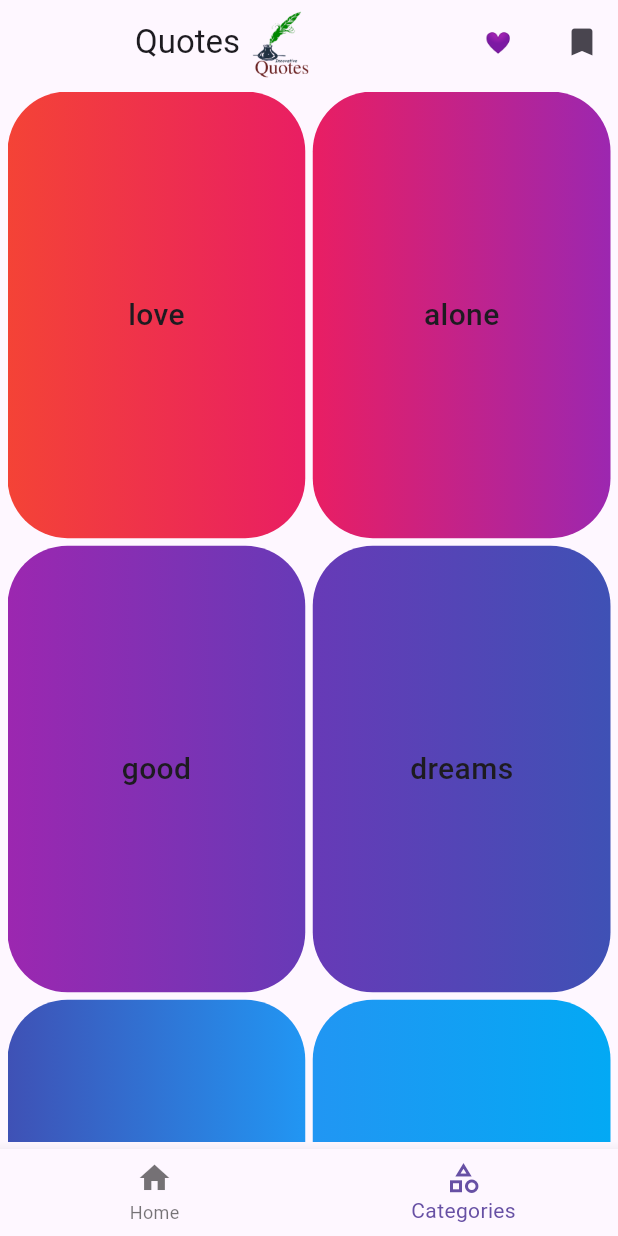
After one commit to omtrivedi110/quotes_app, a Flutter app: the screen it shows after launch, swiped to page 2, on a phone screen of 412 x 824 dp. The commit adds this screen. Run offline on Flutter 3.47's test engine with Material 2 defaults, Android fonts, the phone set to English and light mode, and no system bars; our stand-ins replace animated_splash_screen, flutter_tts, get, get_storage, shared_preferences, sqflite and 1 more; accounts and stored records are empty; network calls fail.

Commit message:
OT | "new package used"

```diff
--- a/lib/controller/api_controller.dart
+++ b/lib/controller/api_controller.dart
@@ -4,14 +4,23 @@ import 'package:db_miner/helpers/api_helper.dart';
 import 'package:db_miner/helpers/db_helper.dart';
 import 'package:db_miner/modal/api_modal.dart';
 import 'package:db_miner/modal/likedmodal.dart';
+import 'package:flutter/cupertino.dart';
 import 'package:get/get.dart';
 
 class ApiController extends GetxController {
   RxList<ApiModal> quote = <ApiModal>[].obs;
 
+  RxInt index = (-1).obs;
+
+  RxList<String> allcategories = <String>[].obs;
+
   RxList<ApiModal> savedquote = <ApiModal>[].obs;
 
   RxList<LikeModal> likedquote = <LikeModal>[].obs;
+
+  PageController pageController = PageController();
+
+  RxInt pageindex = 0.obs;
 
   List<String> categories = [
     "love",
@@ -32,6 +41,12 @@ class ApiController extends GetxController {
     getApi();
   }
 
+  changePage({required int index2}) {
+    pageController.animateToPage(index2,
+        duration: const Duration(milliseconds: 600), curve: Curves.ease);
+    pageindex(index2);
+  }
+
   insertSaved(
       {required String quotes,
       required String category,
@@ -46,12 +61,10 @@ class ApiController extends GetxController {
       {required String quotes,
       required String category,
       required String author}) async {
-    int a = await DBHelper.dbHelper
+    await DBHelper.dbHelper
         .addliked(quotes: quotes, category: category, author: author);
-    log("$a");
-    a == 1
-        ? Get.snackbar("Updated", "Liked !!")
-        : Get.snackbar("Sorry", "We will fix IT");
+
+    Get.snackbar("Updated", "Liked !!");
   }
 
   getLiked() async {
--- a/lib/helpers/db_helper.dart
+++ b/lib/helpers/db_helper.dart
@@ -1,7 +1,6 @@
 import 'dart:developer';
 import 'package:db_miner/modal/api_modal.dart';
 import 'package:db_miner/modal/likedmodal.dart';
-import 'package:get/get.dart';
 import 'package:path/path.dart';
 import 'package:sqflite/sqflite.dart';
 
@@ -77,6 +76,7 @@ class DBHelper {
   Future<List<LikeModal>?> displayLiked() async {
     String sql = "SELECT * FROM $likedTable";
     List data = await database.rawQuery(sql);
+    log(data.toString());
     List<LikeModal> alldata =
         data.map((e) => LikeModal.fromMap(data: e)).toList();
     return alldata;
--- a/lib/modal/likedmodal.dart
+++ b/lib/modal/likedmodal.dart
@@ -1,13 +1,13 @@
 class LikeModal {
-  final int qtLId;
-  final String qtLQuotes;
-  final String qtLCategory;
-  final String qtLauthor;
+  final int Id;
+  final String FaQuotes;
+  final String FaAuthor;
+  final String FaCategory;
 
-  LikeModal(this.qtLId, this.qtLQuotes, this.qtLCategory, this.qtLauthor);
+  LikeModal(this.Id, this.FaQuotes, this.FaAuthor, this.FaCategory);
 
   factory LikeModal.fromMap({required Map data}) {
-    return LikeModal(data['qtLId'], data['qtLQuotes'], data['qtLCategory'],
-        data['qtLauthor']);
+    return LikeModal(
+        data['Id'], data['FaQuotes'], data['FaAuthor'], data['FaCategory']);
   }
 }
--- a/lib/utils/route_utils.dart
+++ b/lib/utils/route_utils.dart
@@ -4,4 +4,5 @@ class MyRoutes {
   static String detail = "/detail";
   static String quotesSaved = "/saved";
   static String likedpage = "/likedpage";
+  static String savedDetail = "/savedDetail";
 }
--- /dev/null
+++ b/lib/views/component/category.dart
@@ -0,0 +1,64 @@
+import 'package:db_miner/controller/api_controller.dart';
+import 'package:flutter/material.dart';
+import 'package:get/get.dart';
+
+class Category extends StatelessWidget {
+  Category({super.key});
+
+  ApiController controller = Get.find<ApiController>();
+
+  @override
+  Widget build(BuildContext context) {
+    return Padding(
+      padding: const EdgeInsets.all(5.0),
+      child: GridView.builder(
+        itemCount: controller.categories.length,
+        gridDelegate: const SliverGridDelegateWithFixedCrossAxisCount(
+          childAspectRatio: 2 / 3,
+          crossAxisCount: 2,
+          mainAxisSpacing: 5,
+          crossAxisSpacing: 5,
+        ),
+        itemBuilder: (context, index) {
+          return Obx(
+            () {
+              return GestureDetector(
+                onTap: () {
+                  controller.index.value = index;
+                  controller.getByCategory(
+                    category: controller.categories[index],
+                  );
+                },
+                child: Container(
+                  alignment: Alignment.center,
+                  decoration: BoxDecoration(
+                    border: Border.all(
+                        color: (controller.index.value == index)
+                            ? Colors.black
+                            : Colors.transparent),
+                    borderRadius: BorderRadius.circular(40),
+                    gradient: (controller.index.value == index)
+                        ? null
+                        : LinearGradient(
+                            colors: [
+                              Colors.primaries[index % 18],
+                              Colors.primaries[(index + 1) % 18],
+                            ],
+                          ),
+                  ),
+                  child: Text(
+                    controller.categories[index],
+                    style: const TextStyle(
+                      fontWeight: FontWeight.w500,
+                      fontSize: 20,
+                    ),
+                  ),
+                ),
+              );
+            },
+          );
+        },
+      ),
+    );
+  }
+}
--- a/lib/views/screens/home.dart
+++ b/lib/views/screens/home.dart
@@ -1,7 +1,8 @@
 import 'package:db_miner/controller/api_controller.dart';
-import 'package:db_miner/modal/api_modal.dart';
 import 'package:db_miner/utils/path_utils.dart';
 import 'package:db_miner/utils/route_utils.dart';
+import 'package:db_miner/views/component/category.dart';
+import 'package:db_miner/views/component/home.dart';
 import 'package:flutter/material.dart';
 import 'package:get/get.dart';
 
@@ -41,57 +42,34 @@ class HomePage extends StatelessWidget {
         ),
         centerTitle: true,
       ),
-      body: Column(
+      body: PageView(
+        onPageChanged: (index) {
+          controller.changePage(index2: index);
+        },
+        controller: controller.pageController,
         children: [
-          SingleChildScrollView(
-            scrollDirection: Axis.horizontal,
-            child: Row(
-              children: List.generate(
-                controller.categories.length,
-                (index) => Padding(
-                  padding: const EdgeInsets.all(3),
-                  child: ElevatedButton(
-                    onPressed: () {
-                      controller.getByCategory(
-                        category: controller.categories[index],
-                      );
-                    },
-                    child: Text(
-                      controller.categories[index],
-                    ),
-                  ),
-                ),
-              ),
-            ),
-          ),
-          Expanded(
-            child: Obx(
-              () {
-                return ListView.builder(
-                  // ignore: invalid_use_of_protected_member
-                  itemCount: controller.quote.value.length,
-                  itemBuilder: (context, index) {
-                    // ignore: invalid_use_of_protected_member
-                    ApiModal apimodal = controller.quote.value[index];
-                    return Card(
-                      child: ListTile(
-                        onTap: () {
-                          Get.toNamed(MyRoutes.detail, arguments: apimodal);
-                        },
-                        title: Text(
-                          apimodal.quote,
-                          maxLines: 2,
-                          overflow: TextOverflow.ellipsis,
-                        ),
-                      ),
-                    );
-                  },
-                );
-              },
-            ),
-          ),
+          Home(),
+          Category(),
         ],
       ),
+      bottomNavigationBar: Obx(() {
+        return BottomNavigationBar(
+          onTap: (index) {
+            controller.changePage(index2: index);
+          },
+          currentIndex: controller.pageindex.value,
+          items: const [
+            BottomNavigationBarItem(
+              icon: Icon(Icons.home),
+              label: "Home",
+            ),
+            BottomNavigationBarItem(
+              icon: Icon(Icons.category_outlined),
+              label: "Categories",
+            ),
+          ],
+        );
+      }),
     );
   }
 }
--- a/pubspec.yaml
+++ b/pubspec.yaml
@@ -40,6 +40,10 @@ dependencies:
   sqflite:
   animated_splash_screen:
   path:
+  get_storage:
+  shared_preferences:
+  flutter_tts: ^3.8.1
+  tcard:
 
 
 dev_dependencies:
```
Also changed, not shown: lib/controller/storagecontroller.dart (added, +24 -0 lines), lib/controller/tts_controller.dart (added, +16 -0 lines), lib/main.dart (+11 -3 lines), lib/views/component/home.dart (added, +59 -0 lines), lib/views/screens/detail_page.dart (+28 -3 lines), lib/views/screens/likedpage.dart (+33 -5 lines), lib/views/screens/login.dart (added, +14 -0 lines), lib/views/screens/savedDetail.dart (added, +60 -0 lines), lib/views/screens/saved_quotes.dart (+50 -20 lines), lib/views/screens/splash_screen.dart (+11 -8 lines), pubspec.lock, 5 other files.
